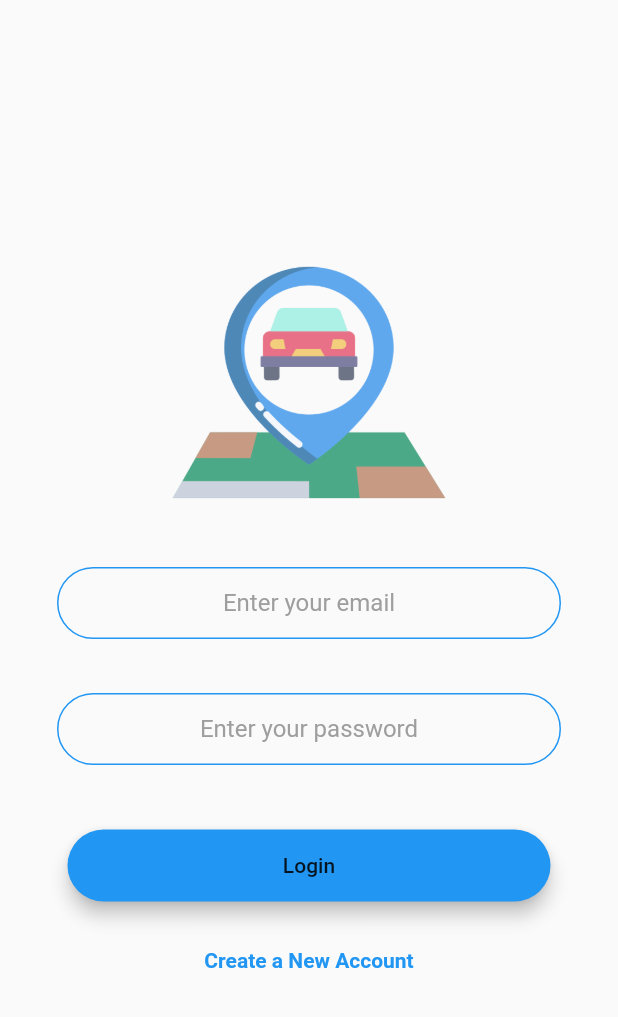
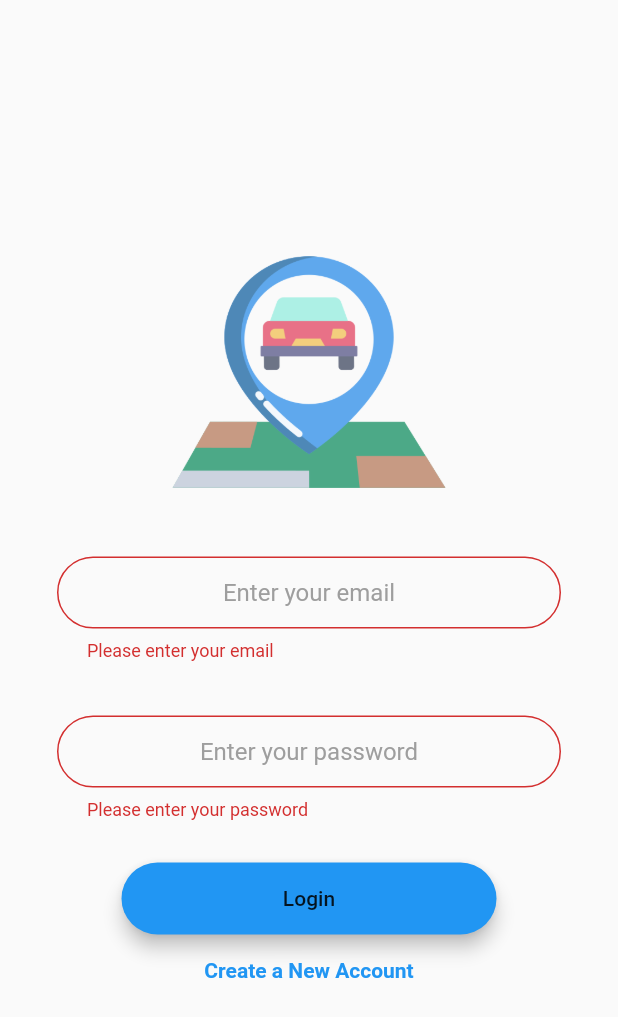
Before and after one commit to sujayss81/Smart_Parking_IOT, a Flutter app: the screen it shows after launch, after a tap on "Login", on a phone screen of 412 x 824 dp. Shown: the top 1017 px of the screen. Run offline on Flutter 3.47's test engine with Material 2 defaults, Android fonts, the phone set to English and light mode, and no system bars; our stand-ins replace shared_preferences.

Commit message:
updated the post and get request method for login screen

```diff
--- a/smart_parking_app/lib/screens/homeScreen.dart
+++ b/smart_parking_app/lib/screens/homeScreen.dart
@@ -9,45 +9,20 @@ import 'package:shared_preferences/shared_preferences.dart';
 
 class HomeScreen extends StatefulWidget {
   static const id = 'home_screen';
+
   @override
   _HomeScreenState createState() => _HomeScreenState();
 }
 
 class _HomeScreenState extends State<HomeScreen> {
-  String email = '';
-  String password = '';
+  String _email = '';
+  String _password = '';
   final emailText = TextEditingController();
   final passwordText = TextEditingController();
   SharedPreferences prefs;
-
-  void postRequest({String urlLabel, Map body}) async {
-    String sendingBody = jsonEncode(body);
-    print(sendingBody);
-    String token;
-    http.Response res = await http.post(Uri.parse('$hostUrl/$urlLabel'),
-        body: sendingBody, headers: {'Content-Type': 'application/json'});
-    if (res.statusCode == 200) {
-      token = res.headers['x-auth-token'];
-      print(token);
-      prefs.setString('token', token);
-      http.Response res2 = await http.get(Uri.parse('$hostUrl/me'),
-          headers: {'x-auth-token': token, 'Content-Type': 'application/json'});
-      if (res2.statusCode == 200) {
-        // print(res2);
-        print(res2.body);
-      } else if (res2.statusCode == 400) {
-        print('authentication problem');
-        // print(res.body);
-      } else {
-        print('server error');
-      }
-    } else if (res.statusCode == 400) {
-      print('post request authentication error');
-    } else {
-      print('post request server error');
-      print(res.statusCode);
-    }
-  }
+  final _formKey = GlobalKey<FormState>();
+  bool flag = false;
+  Networking net = new Networking();
 
   void initSharedPref() async {
     prefs = await SharedPreferences.getInstance();
@@ -82,56 +57,120 @@ class _HomeScreenState extends State<HomeScreen> {
               ),
             ),
             SizedBox(height: 20.0),
+            Form(
+              key: _formKey,
+              child: Column(
+                children: [
                   Padding(
                     padding: const EdgeInsets.all(8.0),
-              child: TextField(
-                controller: emailText,
-                decoration:
-                    kInputDecoration.copyWith(hintText: 'Enter your email'),
+                    child: TextFormField(
+                      // controller: emailText,
+                      decoration: kInputDecoration.copyWith(
+                          hintText: 'Enter your email'),
                       textAlign: TextAlign.center,
                       keyboardType: TextInputType.emailAddress,
+                      // autovalidate: true,
+                      validator: (String value) {
+                        if (value.isEmpty) {
+                          return 'Please enter your email';
+                        } else if (!RegExp(
+                                "^[a-zA-Z0-9+_.-]+@[a-zA-Z0-9.-]+.[a-z]")
+                            .hasMatch(value)) {
+                          return 'Please enter valid email';
+                        } else
+                          return null;
+                      },
+                      // onSaved: (email) {
+                      //   _email = email;
+                      // },
                       onChanged: (value) {
-                  email = value;
+                        _email = value;
                       },
                     ),
                   ),
                   SizedBox(height: 20.0),
                   Padding(
                     padding: const EdgeInsets.all(8.0),
-              child: TextField(
-                controller: passwordText,
+                    child: TextFormField(
+                      // controller: passwordText,
                       obscureText: true,
-                decoration:
-                    kInputDecoration.copyWith(hintText: 'Enter your password'),
+                      decoration: kInputDecoration.copyWith(
+                          hintText: 'Enter your password'),
                       textAlign: TextAlign.center,
+                      // autovalidate: true,
+                      validator: (String value) {
+                        if (value.isEmpty) {
+                          return 'Please enter your password';
+                        } else
+                          return null;
+                      },
+                      // onSaved: (password) {
+                      //   _password = password;
+                      // },
                       onChanged: (value) {
-                  password = value;
+                        _password = value;
                       },
                     ),
                   ),
                   SizedBox(
                     height: 20,
                   ),
-            Padding(
-              padding: const EdgeInsets.all(15.0),
-              child: Material(
+                  Material(
                     borderRadius: BorderRadius.circular(30.0),
                     color: Colors.blue,
                     elevation: 5.0,
                     child: MaterialButton(
                       child: Text('Login'),
                       height: 40,
-                  minWidth: 20,
-                  onPressed: () {
+                      minWidth: 250,
+                      onPressed: () async {
                         // emailText.clear();
                         // passwordText.clear();
-                    Map body = {'email': email, 'password': password};
+                        print(_email);
+                        print(_password);
+                        if (_formKey.currentState.validate()) {
+                          Map body = {'email': _email, 'password': _password};
+                          print(body);
                           String token = prefs.getString('token');
+                          // prefs.clear();
                           if (token == null) {
-                      postRequest(urlLabel: 'login', body: body);
+                            http.Response res = await net.postRequest(
+                                urlLabel: 'login', body: body);
+                            if (res.statusCode == 200) {
+                              token = res.headers['x-auth-token'];
+                              print(token);
+                              prefs.setString('token', token);
+                              prefs.clear();
+                              flag = false;
+                            } else if (res.statusCode == 400) {
+                              //add a toast specifying that username or password is incorrect
+                              flag = true;
+                              print('Authenticaton failed');
+                            } else {
+                              print('server error');
+                              print(jsonDecode(res.body));
+                              flag = true;
+                            }
+                          }
+                          if (!flag) {
+                            http.Response res2 = await net.getRequest(
+                                urlLabel: 'me', token: token, params: '');
+                            if (res2.statusCode == 200) {
+                              // print(res2);
+                              print(res2.body);
+                              //write navigator push code here
+                            } else {
+                              print('server error');
+                              print(jsonDecode(res2.body));
+                            }
+                          }
+                        } else {
+                          print("Incomplete fields");
                         }
                       },
                     ),
+                  ),
+                ],
               ),
             ),
             TextButton(
--- a/smart_parking_app/lib/services/networking.dart
+++ b/smart_parking_app/lib/services/networking.dart
@@ -1,20 +1,26 @@
 import 'dart:convert';
+import 'package:flutter/cupertino.dart';
 import 'package:http/http.dart' as http;
 import 'package:shared_preferences/shared_preferences.dart';
+import 'package:smart_parking_app/constants.dart';
 
-// const hostUrl = 'http://sujayhome.ddns.net:4000/';
+class Networking {
+  Future<http.Response> getRequest(
+      {@required String urlLabel, String token, String params}) async {
+    String url = '$hostUrl/$urlLabel?$params';
+    http.Response res = await http.get(Uri.parse(url),
+        headers: {'x-auth-token': token, 'Content-Type': 'application/json'});
+    return res;
+  }
 
-// class Networking {
-//   Future postRequest({String urlLabel, Map body}) async {
-//     SharedPreferences prefs = await SharedPreferences.getInstance();
-//     String token = prefs.getString('token');
-//     if (token == null) {
-//       String sendingBody = jsonEncode(body);
-//       http.Response res =
-//           await http.post(Uri.parse('$hostUrl/$urlLabel'), body: sendingBody);
-//       if (res.statusCode == 200) {
-//         var tokenReceived=res.hea
-//       }
-//     }
-//   }
-// }
+  Future<http.Response> postRequest(
+      {@required String urlLabel, Map body}) async {
+    String sendingBody = jsonEncode(body);
+    print(sendingBody);
+    String token;
+    http.Response res = await http.post(Uri.parse('$hostUrl/$urlLabel'),
+        body: sendingBody, headers: {'Content-Type': 'application/json'});
+    var resBodyString = jsonDecode(res.body);
+    return res;
+  }
+}
```
Lines whose indentation alone changed are shown as unchanged.
